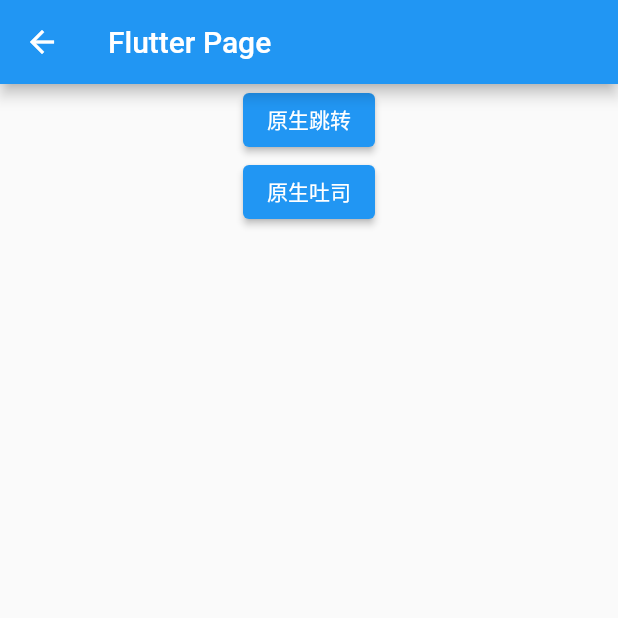
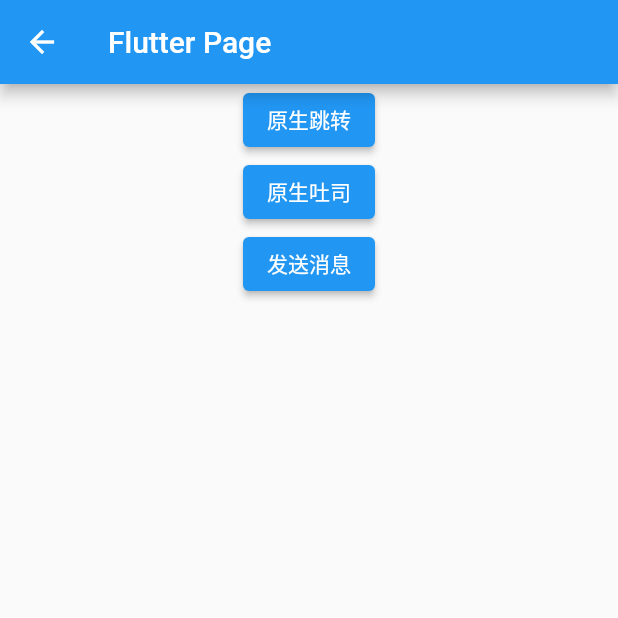
Before and after one commit to hjcasd/flutter_base, a Flutter app: the NativePage screen opened by its route, on a phone screen of 412 x 824 dp, the top half of it. Run offline on Flutter 3.47's test engine with Material 2 defaults, Android fonts, the phone set to English and light mode, and no system bars; our stand-ins replace cached_network_image, dio, flutter_easyloading, flutter_easyrefresh, flutter_swiper_null_safety, flutter_widget_from_html_core and 2 more.

```diff
--- a/lib/native/channel_helper.dart
+++ b/lib/native/channel_helper.dart
@@ -7,6 +7,8 @@ class ChannelHelper {
 
   // MethodChannel
   static const MethodChannel _methodChannel = const MethodChannel('com.flutter/method');
+
+  static const BasicMessageChannel<String> _basicMessageChannel = BasicMessageChannel<String>("com.flutter/basic", StringCodec());
 
   ChannelHelper._();
 
@@ -28,4 +30,17 @@ class ChannelHelper {
   static Future<T?> invokeMethodWithFuture<T>(String method, [dynamic params]) {
     return _methodChannel.invokeMethod(method, params);
   }
+
+  /// 使用BasicMessageChannel与原生交互
+  /// 接受原生端传递过来的消息
+  static void handleMessage(Future<String> Function(String? message)? handler) {
+    _basicMessageChannel.setMessageHandler(handler);
+  }
+
+  /// 使用BasicMessageChannel与原生交互
+  /// 发送消息给原生端
+  static void sendMessage(String message) {
+    _basicMessageChannel.send(message);
+  }
+
 }
--- a/lib/pages/setting/native/native_page.dart
+++ b/lib/pages/setting/native/native_page.dart
@@ -4,11 +4,14 @@ import 'package:flutter_base/native/native_method.dart';
 import 'package:flutter_base/native/native_path.dart';
 import 'package:flutter_base/routes/route_manager.dart';
 import 'package:flutter_base/utils/get_helper.dart';
+import 'package:flutter_base/utils/log_helper.dart';
 
 /// flutter与原生交互
 class NativePage extends StatelessWidget {
   @override
   Widget build(BuildContext context) {
+    ChannelHelper.handleMessage(_handleMessage);
+
     return Scaffold(
       appBar: AppBar(
         title: Text('Flutter Page'),
@@ -45,9 +48,22 @@ class NativePage extends StatelessWidget {
                 '原生吐司',
               ),
             ),
+            ElevatedButton(
+              onPressed: () {
+                ChannelHelper.sendMessage("啊哈哈哈哈哈哈哈啊哈");
+              },
+              child: Text(
+                '发送消息',
+              ),
+            ),
           ],
         ),
       ),
     );
   }
+
+  Future<String> _handleMessage(String? message) async {
+    LogHelper.e("NativePage", message);
+    return "2222222222222222";
+  }
 }
```
